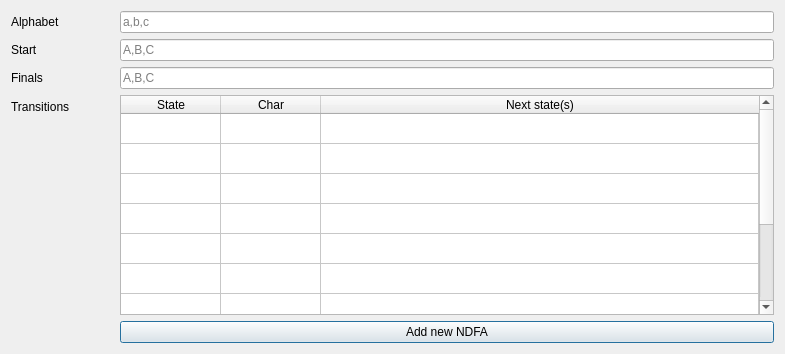
Before: the Qt Designer form Qt-Gui design/create_ndfa_dialog.ui in jancoow/Automata, drawn with Qt 5.
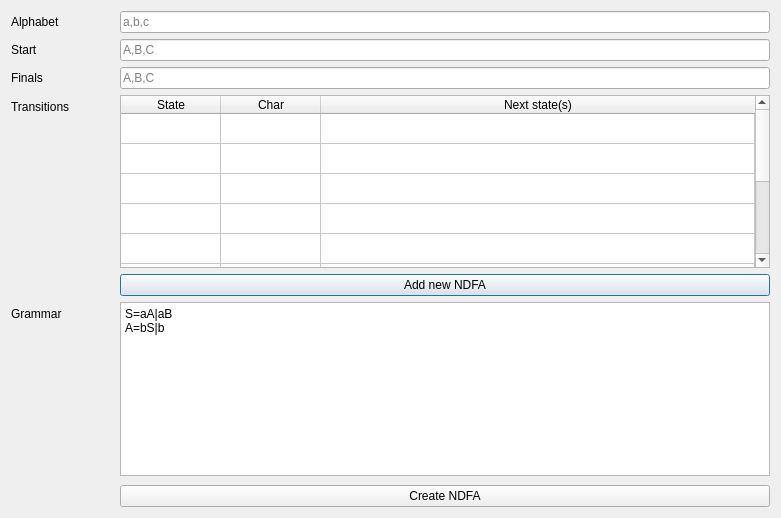
After: the same form once the commit is applied.

Commit message: Fixed NDFA to DFA. Added regex add button. Fixed list edit mode. Fixed word generation in DFA.

```diff
--- a/Qt-Gui design/create_ndfa_dialog.ui
+++ b/Qt-Gui design/create_ndfa_dialog.ui
@@ -9,8 +9,8 @@
    <rect>
     <x>0</x>
     <y>0</y>
-    <width>785</width>
-    <height>354</height>
+    <width>781</width>
+    <height>518</height>
    </rect>
   </property>
   <property name="minimumSize">
@@ -165,6 +165,41 @@
      </property>
     </widget>
    </item>
+   <item row="5" column="0">
+    <widget class="QLabel" name="label_5">
+     <property name="text">
+      <string>Grammar</string>
+     </property>
+    </widget>
+   </item>
+   <item row="5" column="1">
+    <widget class="QWidget" name="widget" native="true">
+     <layout class="QVBoxLayout" name="verticalLayout">
+      <property name="spacing">
+       <number>9</number>
+      </property>
+      <property name="margin">
+       <number>0</number>
+      </property>
+      <item>
+       <widget class="QPlainTextEdit" name="plainTextEdit">
+        <property name="plainText">
+         <string>S=aA|aB
+A=bS|b
+</string>
+        </property>
+       </widget>
+      </item>
+      <item>
+       <widget class="QPushButton" name="pushButton">
+        <property name="text">
+         <string>Create NDFA</string>
+        </property>
+       </widget>
+      </item>
+     </layout>
+    </widget>
+   </item>
   </layout>
  </widget>
  <resources/>
```
The commit also changes 6 other files.
